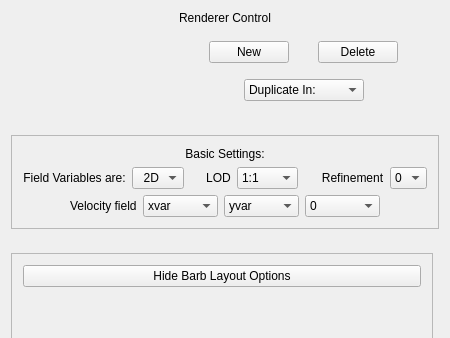
Before: the Qt Designer form apps/vaporgui/guis/ui/arrow.ui in yyr/vapor, drawn with Qt 5; both pictures show x 0 to 450 and y 0 to 338 of the 450 by 797 pixel window.
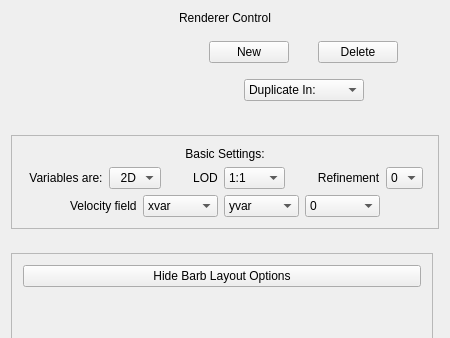
After: the same form once the commit is applied. Custom widgets are drawn as their Qt base class.

Commit message: Insert vapor python path prior to startup script execution.

Patch:
```diff
--- a/apps/vaporgui/guis/ui/arrow.ui
+++ b/apps/vaporgui/guis/ui/arrow.ui
@@ -278,7 +278,7 @@
             <item>
              <widget class="QLabel" name="label_8">
               <property name="text">
-               <string>Field Variables are:</string>
+               <string>Variables are:</string>
               </property>
               <property name="alignment">
                <set>Qt::AlignCenter</set>
```
The commit also changes 2 other files.
